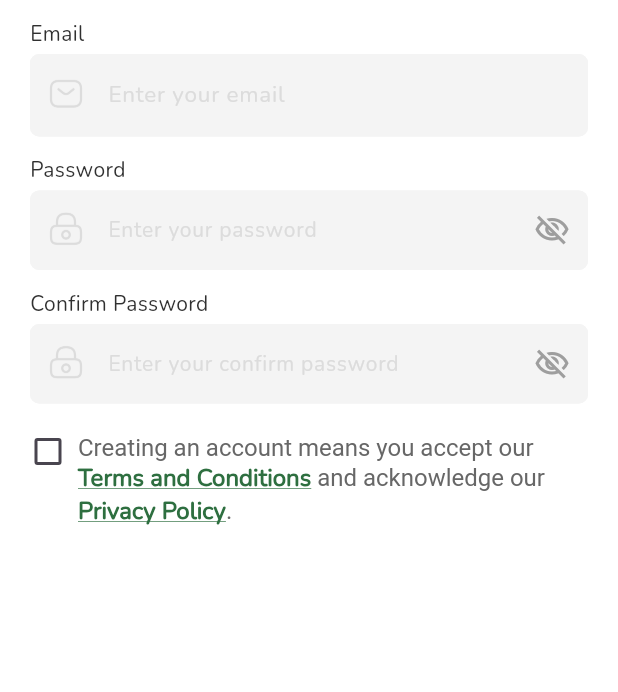
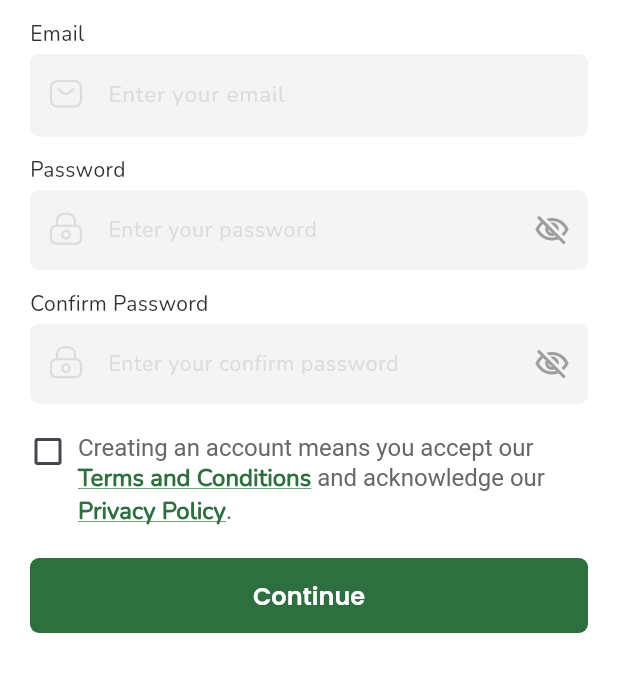
Before and after one commit to jamydevelop/Jodally-Flutter-App, a Flutter app: the screen it shows after launch, on a phone screen of 412 x 824 dp, the part 231-923 px from its top. Run offline on Flutter 3.47's test engine with Material 3 defaults, Android fonts, the phone set to English and light mode, and no system bars.

Commit message:
misc files

```diff
--- a/jodally_flutter_app/lib/views/sign_up_passenger_and_driver.dart
+++ b/jodally_flutter_app/lib/views/sign_up_passenger_and_driver.dart
@@ -1,6 +1,7 @@
 import 'package:flutter/gestures.dart';
 import 'package:flutter/material.dart';
 import 'package:jodally_flutter_app/core/components/common_back_app_bar.dart';
+import 'package:jodally_flutter_app/core/components/common_button.dart';
 import 'package:jodally_flutter_app/core/components/common_text_field.dart';
 import 'package:jodally_flutter_app/core/components/common_text_label.dart';
 import 'package:jodally_flutter_app/core/resources/app_constants.dart';
@@ -149,6 +150,21 @@ class _SignUpPassengerAndDriverState extends State<SignUpPassengerAndDriver> {
             ),
             const SizedBox(height: 20),
             termsAndPolicy(),
+            const SizedBox(height: 20),
+            CommonButton(
+              backgroundColor: greenPrimary,
+              borderRadius: 6,
+              width: double.infinity,
+              height: 50,
+              child: CommonTextLabel(
+                text: 'Continue',
+                fontFamily: 'Poppins',
+                fontSize: fontSizeTitleLarge,
+                color: whitePrimary,
+              ),
+              //onPressed: () => Navigator.of(context).pop(),
+              onPressed: () {},
+            ),
           ],
         ),
       ),
@@ -163,13 +179,13 @@ class _SignUpPassengerAndDriverState extends State<SignUpPassengerAndDriver> {
         Checkbox(
           activeColor: greenPrimary,
           value: isChecked,
+          materialTapTargetSize: MaterialTapTargetSize.shrinkWrap,
+          visualDensity: const VisualDensity(horizontal: -4, vertical: -4),
           onChanged: (value) {
             setState(() {
               isChecked = value ?? false;
             });
           },
-          materialTapTargetSize: MaterialTapTargetSize.shrinkWrap,
-          visualDensity: const VisualDensity(horizontal: -4, vertical: -4),
         ),
         const SizedBox(width: 8),
         Expanded(
```
